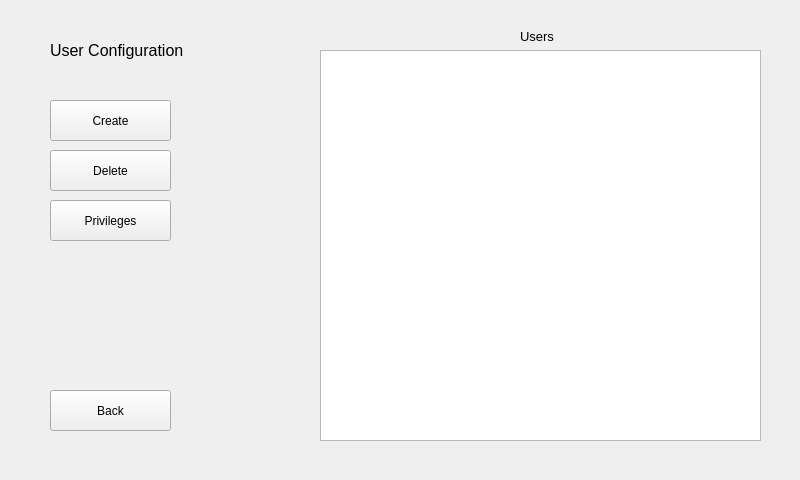
andreaslydemann/FlexVault, file FlexVault_Qt/userconfiguration.ui: the form before one commit.
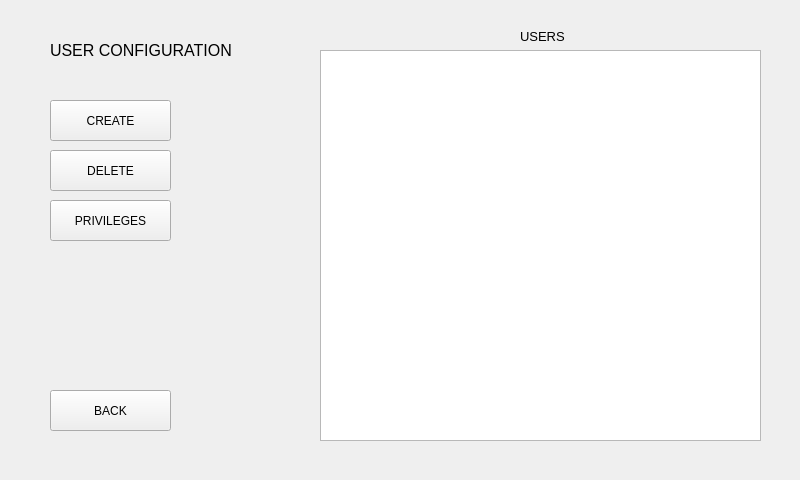
The form after the commit.

The edit to the form file:
```diff
--- a/FlexVault_Qt/userconfiguration.ui
+++ b/FlexVault_Qt/userconfiguration.ui
@@ -33,7 +33,7 @@
     </rect>
    </property>
    <property name="text">
-    <string>Back</string>
+    <string>BACK</string>
    </property>
   </widget>
   <widget class="QPushButton" name="privilegesButton">
@@ -46,7 +46,7 @@
     </rect>
    </property>
    <property name="text">
-    <string>Privileges</string>
+    <string>PRIVILEGES</string>
    </property>
   </widget>
   <widget class="QPushButton" name="deleteButton">
@@ -59,7 +59,7 @@
     </rect>
    </property>
    <property name="text">
-    <string>Delete</string>
+    <string>DELETE</string>
    </property>
   </widget>
   <widget class="QPushButton" name="createButton">
@@ -72,7 +72,7 @@
     </rect>
    </property>
    <property name="text">
-    <string>Create</string>
+    <string>CREATE</string>
    </property>
   </widget>
   <widget class="QLabel" name="usersLabel">
@@ -85,7 +85,7 @@
     </rect>
    </property>
    <property name="text">
-    <string>&lt;html&gt;&lt;head/&gt;&lt;body&gt;&lt;p&gt;&lt;span style=&quot; font-size:10pt;&quot;&gt;Users&lt;/span&gt;&lt;/p&gt;&lt;/body&gt;&lt;/html&gt;</string>
+    <string>&lt;html&gt;&lt;head/&gt;&lt;body&gt;&lt;p&gt;&lt;span style=&quot; font-size:10pt;&quot;&gt;USERS&lt;/span&gt;&lt;/p&gt;&lt;/body&gt;&lt;/html&gt;</string>
    </property>
   </widget>
   <widget class="QLabel" name="ucLabel">
@@ -93,12 +93,12 @@
     <rect>
      <x>50</x>
      <y>30</y>
-     <width>191</width>
+     <width>241</width>
      <height>41</height>
     </rect>
    </property>
    <property name="text">
-    <string>&lt;html&gt;&lt;head/&gt;&lt;body&gt;&lt;p&gt;&lt;span style=&quot; font-size:12pt;&quot;&gt;User Configuration&lt;/span&gt;&lt;/p&gt;&lt;/body&gt;&lt;/html&gt;</string>
+    <string>&lt;html&gt;&lt;head/&gt;&lt;body&gt;&lt;p&gt;&lt;span style=&quot; font-size:12pt;&quot;&gt;USER CONFIGURATION&lt;/span&gt;&lt;/p&gt;&lt;/body&gt;&lt;/html&gt;</string>
    </property>
   </widget>
  </widget>
```
